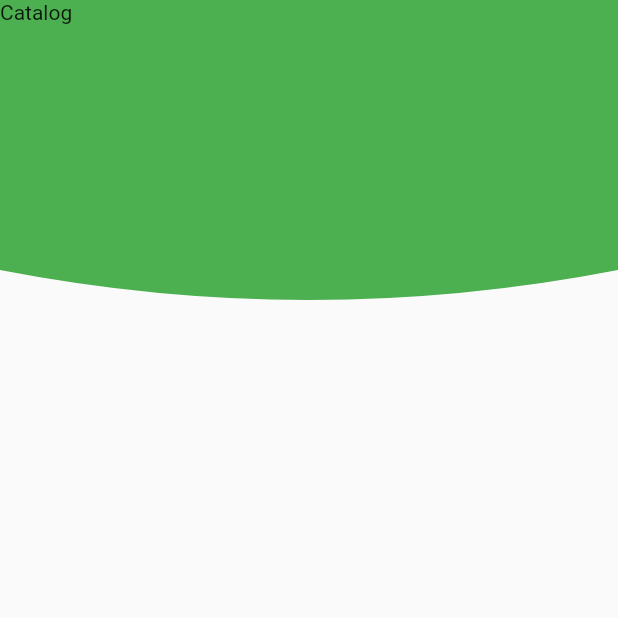
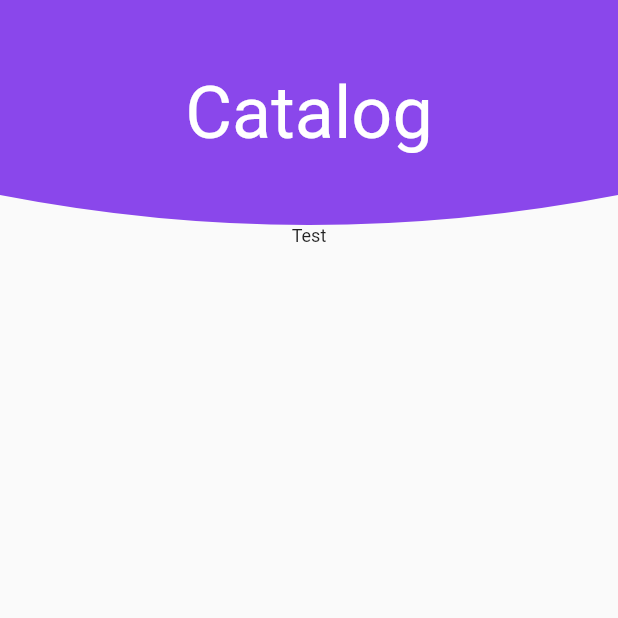
Before and after one commit to oppatrickk/nutrition_tracker, a Flutter app: the DietPage screen opened directly, on a phone screen of 412 x 824 dp, the top half of it. Run offline on Flutter 3.47's test engine with Material 2 defaults, Android fonts, the phone set to English and light mode, and no system bars; our stand-ins replace font_awesome_flutter, google_fonts.

Commit message:
Version 1.2

```diff
--- a/lib/database/nutritionix/api_model.dart
+++ b/lib/database/nutritionix/api_model.dart
@@ -1,4 +1,3 @@
-/*
 class NutritionixJson {
   String food;
   int calories;
@@ -23,4 +22,3 @@ class NutritionixJson {
     return data;
   }
 }
-*/
--- a/lib/database/nutritionix/api_service.dart
+++ b/lib/database/nutritionix/api_service.dart
@@ -1,9 +1,8 @@
-/*
 import 'dart:convert' as convert;
 import 'package:http/http.dart' as http;
 
 // Database
-import 'package:nutrition_tracker/database/nutritionix/nutritionix_model.dart';
+import 'package:nutrition_app/database/nutritionix/api_model.dart';
 
 class NutritionixApiService {
   List<NutritionixJson> nutritionList = [];
@@ -26,5 +25,3 @@ class NutritionixApiService {
     }
   }
 }
-
- */
--- a/lib/main.dart
+++ b/lib/main.dart
@@ -2,9 +2,6 @@ import 'package:flutter/material.dart';
 
 // Database
 import 'package:nutrition_app/database/nutritionix/api_provider.dart';
-
-// Page
-import 'package:nutrition_app/pages/home.dart';
 
 // Widgets
 import 'package:nutrition_app/widgets/scroll_behavior.dart';
--- a/lib/pages/diet.dart
+++ b/lib/pages/diet.dart
@@ -1,4 +1,6 @@
 import 'package:flutter/material.dart';
+import 'package:nutrition_app/widgets/constant.dart';
+import 'package:google_fonts/google_fonts.dart';
 
 // Pages
 import 'package:nutrition_app/pages/calories.dart';
@@ -15,19 +17,35 @@ class _DietPageState extends State<DietPage> {
   @override
   Widget build(BuildContext context) {
     return Scaffold(
-      body: Center(
-        child: ListView(
-          children: <Widget>[
-            ClipPath(
-              clipper: CurveClipper(),
-              child: Container(
-                color: Colors.green,
-                height: 200.0,
-                child: Text("Catalog"),
+      body: Column(
+        children: [
+          ClipPath(
+            clipper: CurveClipper(),
+            child: Container(
+              color: kPrimaryColor,
+              height: 150.0,
+              alignment: Alignment.center,
+              child: Text(
+                "Catalog",
+                textAlign: TextAlign.center,
+                style: TextStyle(
+                    color: Colors.white,
+                    fontSize: 48
+                ),
               ),
             ),
-          ],
-        ),
+          ),
+          Container( // Test
+            alignment: Alignment.center,
+            child: Text(
+              "Test",
+              textAlign: TextAlign.center,
+              style: TextStyle(
+                  fontSize: 12
+              ),
+            ),
+          ),
+        ],
       ),
     );
   }
--- /dev/null
+++ b/lib/widgets/constant.dart
@@ -0,0 +1,5 @@
+import 'package:flutter/material.dart';
+
+
+// Colors
+const kPrimaryColor = Color(0xFF8A47EB);
--- a/pubspec.yaml
+++ b/pubspec.yaml
@@ -18,6 +18,7 @@ dependencies:
   provider: ^5.0.0
   progress_indicators: ^0.1.5
   preload_page_view: ^0.1.5
+  google_fonts: ^2.3.1
 
 dev_dependencies:
   flutter_test:
@@ -32,9 +33,8 @@ flutter:
   uses-material-design: true
 
   # To add assets to your application, add an assets section, like this:
-  # assets:
-  #   - images/a_dot_burr.jpeg
-  #   - images/a_dot_ham.jpeg
+  assets:
+  - assets/images/default_avatar.png
 
   # An image asset can refer to one or more resolution-specific "variants", see
   # https://flutter.dev/assets-and-images/#resolution-aware.
```
Also changed, not shown: lib/database/nutritionix/api_provider.dart (+2 -5 lines), lib/pages/calories.dart (+10 -5 lines), lib/pages/home.dart (deleted, +0 -27 lines), lib/widgets/mainAppBar.dart (+7 -5 lines), lib/widgets/mainDrawer.dart (added, +72 -0 lines), assets/images/default_avatar.png (added), pubspec.lock, 1 other file.
